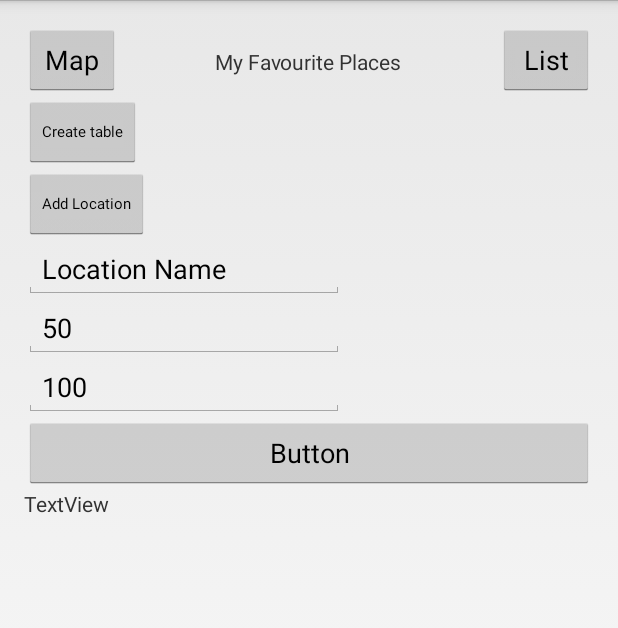
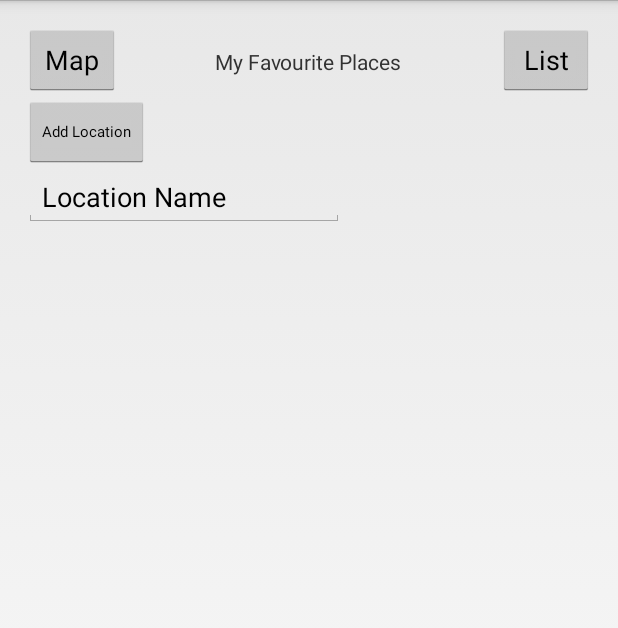
Before and after one commit to mathiasj64/4_AN_ExamApp, an Android app: the screen it shows after launch (MainActivity), after a tap on "List", on a phone screen of 412 x 824 dp. Shown: the top 628 px of the screen. Run offline under Robolectric (Android 15) with nearby library versions, the phone set to English and light mode, and no system bars; libraries missing offline, so code that uses them is left out: com.amitshekhar; 6 statements that could not run were skipped.

Commit message:
Fixed permission bug, fixed locations updates, wrote comments on mainActivity, deleted unused buttons and textfields

```diff
--- a/app/src/main/java/dk/cphbusiness/template/ListFragment.kt
+++ b/app/src/main/java/dk/cphbusiness/template/ListFragment.kt
@@ -9,10 +9,8 @@ import android.view.LayoutInflater
 import android.view.View
 import android.view.ViewGroup
 import com.amitshekhar.DebugDB
-import kotlinx.android.synthetic.main.activity_main.*
 import kotlinx.android.synthetic.main.fragment_list.*
 import org.jetbrains.anko.toast
-import dk.cphbusiness.template.MapFragment
 
 /**
  * Created by Philip on 18-05-2017.
@@ -22,30 +20,24 @@ class ListFragment : Fragment() {
 
     var locationManager: LocationManager? = null
 
+    val mainActivity = MainActivity()
+
     val map = MapFragment()
 
-    override fun onCreate(savedInstanceState: Bundle?)
-    {
+    override fun onCreate(savedInstanceState: Bundle?) {
         super.onCreate(savedInstanceState)
     }
 
     override fun onViewCreated(view: View?, savedInstanceState: Bundle?) {
 
+        locationManager = mainActivity.locationManager
+
         createTable()
-        buttonCreateTable.setOnClickListener {
-            toast("Table created")
-            createTable()
-        }
-
-        buttonAddLocation.setOnClickListener {
-            addLocation()
-        }
 
         initFragment()
     }
 
-    override fun onCreateView(inflater: LayoutInflater, container: ViewGroup?, savedInstanceState: Bundle?): View?
-    {
+    override fun onCreateView(inflater: LayoutInflater, container: ViewGroup?, savedInstanceState: Bundle?): View? {
         return inflater.inflate(R.layout.fragment_list, container, false)
     }
 
@@ -54,26 +46,23 @@ class ListFragment : Fragment() {
 
         val DBCtrl: DBController = DBController.instance
 
-
         DBCtrl.SQLcreateTable()
 
         updateList()
-        //UPDATEMAP
     }
 
+    //Henter lokation fra locationManager og navn fra textField og tilføjer til databasen
     fun addLocation() {
-        Log.d("DebugDatabase", "DebugDatabaseAddress" + DebugDB.getAddressLog())
 
         if (locationManager == null) {
-            //Måske tilføæj applicationcontext
             locationManager = App.instance.getSystemService(Context.LOCATION_SERVICE) as LocationManager
         }
 
         var locationName: String = inputLocationName.getText().toString()
 
-        var latitude: String = ""
 
-        var longitude: String = ""
+        var longitude: String
+        var latitude: String
 
 
         if (locationManager!!.getLastKnownLocation("gps") == null) {
@@ -88,67 +77,34 @@ class ListFragment : Fragment() {
 
         val DBCtrl: DBController = DBController.instance
 
-        var locationNameString: String = inputLocationName.getText().toString()
-
-        var latitudeString: String = inputLatitude.getText().toString()
-
-        var longitudeString: String = inputLongitude.getText().toString()
-
         //Kotlins koncatenation er bedre end Javas
-        toast("Name: $locationName Latitude: $latitude Longitude: $longitude")
+        toast("Added: $locationName!")
 
         DBCtrl.SQLaddLocation(locationName, latitude, longitude)
 
-
-
         updateList()
-        //UPDATEMAP
     }
 
+    //Opdaterer ListView
     fun updateList() {
         val DBCtrl: DBController = DBController.instance
-
-        Log.d("DBController", "DBController test")
-
-        Log.d("DBController", DBCtrl.getAdapterLocations().toString())
 
         listView1.adapter = LocationAdapter(DBCtrl.getAdapterLocations())
     }
 
-    /*fun updateMap(locationName: String, latitude: Double, longitude: Double) {
-
-        map.updateMap()
-    }*/
-
-    fun initFragment () {
-        if(App.permissionGranted == true) {
+    //Tjekker om der er givet tilladelse til at få location
+    fun initFragment() {
+        if (App.permissionGranted == true) {
             configureButton()
-        }
-        else {
-            buttonOnce.text = "Location permission not granted"
+        } else {
+            toast("Location permission not granted")
         }
     }
 
     //På klik køres metoden der printer lokation ud
     private fun configureButton() {
-        buttonOnce.setOnClickListener { getLocationOnce() }
+        buttonAddLocation.setOnClickListener {
+            addLocation()
+        }
     }
-
-    private fun getLocationOnce() {
-
-        if (locationManager == null) {
-            //Måske tilføæj applicationcontext
-            locationManager = App.instance.getSystemService(Context.LOCATION_SERVICE) as LocationManager
-        }
-
-        if (locationManager!!.getLastKnownLocation("gps") == null) {
-            val loc = locationManager!!.getLastKnownLocation("network")
-            textViewOnce.text = (loc.longitude.toString() + ". " + loc.latitude + loc.provider).toString()
-        } else {
-            val loc2 = locationManager!!.getLastKnownLocation("gps")
-            textViewOnce.text = (loc2.longitude.toString() + ". " + loc2.latitude + loc2.provider).toString()
-        }
-
-    }
-
 }
--- a/app/src/main/java/dk/cphbusiness/template/MainActivity.kt
+++ b/app/src/main/java/dk/cphbusiness/template/MainActivity.kt
@@ -5,27 +5,29 @@ import android.app.Activity
 import android.content.Context
 import android.content.Intent
 import android.content.pm.PackageManager
+import android.location.Location
+import android.location.LocationListener
 import android.location.LocationManager
 import android.os.Build
 import android.os.Bundle
-import android.util.Log
-import android.view.View
+import android.provider.Settings
 import android.view.Window
-import com.amitshekhar.DebugDB
 import kotlinx.android.synthetic.main.activity_main.*
-import kotlinx.android.synthetic.main.fragment_list.*
-import org.jetbrains.anko.onClick
 import org.jetbrains.anko.toast
 
 class MainActivity : Activity() {
 
-    //var locationManager: LocationManager? = null
     val db = DBController()
+    var locationManager: LocationManager? = null
+    private var locationListener: LocationListener? = null
+
+
 
     override fun onCreate(savedInstanceState: Bundle?) {
         super.onCreate(savedInstanceState)
         this.requestWindowFeature(Window.FEATURE_NO_TITLE);
         setContentView(R.layout.activity_main)
+
         db.SQLcreateTable()
 
         if (savedInstanceState == null)
@@ -33,76 +35,80 @@ class MainActivity : Activity() {
             fragmentManager.beginTransaction().replace(R.id.contentFrame, MapFragment()).commit()
         }
 
-        Log.d("permissiontest", "" + App.permissionGranted)
-        App.permissionGranted = true
-        Log.d("permissiontest", "" + App.permissionGranted)
-
+        //Sætter onClickListeners på knapperne til at skifte fragments
         goToMap.setOnClickListener { replaceWithMap() }
         goToList.setOnClickListener { replaceWithList() }
 
-        //Tjekker og requester adgang til location service
 
+        //Tjekker om man behøver at få tilladelse til lokations-tjenester (APK over 23). Hvis APK er over 23 skal man bruge tilladelse, vi tjekker derfor om der er givet tilladelse.
+        //Hvis der ikke er tilladelse beder vi brugeren om tilladelse, kun hvis brugeren giver tilladelse bruger vi lokations-tjenester.
+
+        //Tjekker om Android versionen er over eller lig med 23 (M for Marshmallow = APK 23)
+        //Hvis APK er under 23 behøver man ikke tilladelse til lokation-services
         if (Build.VERSION.SDK_INT >= Build.VERSION_CODES.M) {
-            //Hvis FINE og COARSE adgang ikke er givet bliver det requested. Hvis man får adgang bliver configureButton metoden kørt, som sætter en onClickListener på knappen.
+            //Hvis FINE og COARSE adgang ikke er givet bliver det requested. Hvis man får adgang bliver permissionGranted sat til true.
             if (checkSelfPermission(Manifest.permission.ACCESS_FINE_LOCATION) != PackageManager.PERMISSION_GRANTED && checkSelfPermission(Manifest.permission.ACCESS_COARSE_LOCATION) != PackageManager.PERMISSION_GRANTED) {
                 //Requester adgang fra brugeren
                 requestPermissions(arrayOf(Manifest.permission.ACCESS_FINE_LOCATION, Manifest.permission.ACCESS_COARSE_LOCATION, Manifest.permission.INTERNET), 10)
-                //Dette kalder onRequestPermissionResult
+                //Dette kalder onRequestPermissionResult med koden 10, hvilket vi har valgt skal representere denne kombination af tilladelser (FINE, COARSE og INTERNET).
                 return
             } else {
                 App.permissionGranted = true
-                //configureButton()
+            }
+        } else {
+            App.permissionGranted = true
+        }
+
+        locationListener = object : LocationListener {
+        //Vi angiver ikke at der skal ske noget ved locationChanged da den sidste nye lokation bliver hentet i ListFragment når den skal bruges.
+            override fun onLocationChanged(location: Location) {
+            }
+
+            override fun onStatusChanged(provider: String, status: Int, extras: Bundle) {
+            }
+
+            override fun onProviderEnabled(provider: String) {
+            }
+
+            //Hvis tilladelse til lokations-tjenester bliver slået fra bliver der kørt et intent hvor burgeren kan få lov til at slå tilladelsen til igen.
+            override fun onProviderDisabled(provider: String) {
+                toast("Provider disabled")
+                val intent = Intent(Settings.ACTION_LOCATION_SOURCE_SETTINGS)
+                startActivity(intent)
             }
         }
 
-        Log.d("denytest", "" + App.permissionGranted)
+        //Tjekker om der er en locationManager, hvis ikke bliver der lavet en.
+        if (locationManager == null) {
+            locationManager = App.instance.getSystemService(Context.LOCATION_SERVICE) as LocationManager
+        }
 
-
-
+        //Beder om lokationsopdateringer hvert sekund på locationManager. Vi prøver både gps og netværk.
+        locationManager!!.requestLocationUpdates("network", 1000, 0F, locationListener)
+        locationManager!!.requestLocationUpdates("gps", 1000, 0F, locationListener)
     }
 
+    //Får tilbagemelding fra request permissions-metoden
     override fun onRequestPermissionsResult(requestCode: Int, permissions: Array<String>, grantResults: IntArray) {
         when (requestCode) {
         //Case 10 er en kombination af permission requests.
             10 -> {
-                //Hvis der er givet adgang kører vi configureButton som giver knappen en onClickListener.
+                //Hvis der er givet adgang sætter vi permissionGranted til true, som senere bliver brugt til at tjekke om man får lov til at hente lokationer.
                 if (grantResults.size > 0 && grantResults[0] == PackageManager.PERMISSION_GRANTED)
-                    //configureButton()
                     App.permissionGranted = true
                 return
             }
         }
     }
 
-    //På klik køres metoden der printer lokation ud
-    /*private fun configureButton() {
-        buttonOnce.setOnClickListener { getLocationOnce() }
-    }*/
-
-    /*private fun getLocationOnce() {
-
-        if (locationManager == null) {
-            locationManager = applicationContext.getSystemService(Context.LOCATION_SERVICE) as LocationManager
-        }
-
-        if (locationManager!!.getLastKnownLocation("gps") == null) {
-            val loc = locationManager!!.getLastKnownLocation("network")
-            textViewOnce.text = (loc.longitude.toString() + ". " + loc.latitude + loc.provider).toString()
-        } else {
-
-            val loc2 = locationManager!!.getLastKnownLocation("gps")
-            textViewOnce.text = (loc2.longitude.toString() + ". " + loc2.latitude + loc2.provider).toString()
-        }
-
-    }*/
-
+    //Sætter listen ind på fragmentet.
     fun replaceWithList()
     {
         fragmentManager.beginTransaction().replace(R.id.contentFrame, ListFragment()).commit()
     }
 
+    //Sætter kortet ind på fragmentet.
     fun replaceWithMap() {
         fragmentManager.beginTransaction().replace(R.id.contentFrame, MapFragment()).commit()
     }
-
 }
--- a/app/src/main/java/dk/cphbusiness/template/MapFragment.kt
+++ b/app/src/main/java/dk/cphbusiness/template/MapFragment.kt
@@ -37,7 +37,6 @@ class MapFragment : Fragment(), OnMapReadyCallback {
 
 
         // mView!! betyder at mView ikke må returneres som null
-
         mMapView = mView!!.findViewById(R.id.map) as MapView
         if (mMapView != null) {
             mMapView!!.onCreate(null)
@@ -52,11 +51,15 @@ class MapFragment : Fragment(), OnMapReadyCallback {
 
         mGoogleMap = googleMap
         googleMap.setMapType(GoogleMap.MAP_TYPE_NORMAL)
+
+        //Sætter en nål ved skolen
         googleMap.addMarker(MarkerOptions().position(LatLng(55.769942, 12.511579)).title("CPH Business Academy").snippet("Min skole"))
-        val Virum = CameraPosition.builder().target(LatLng(55.794614, 12.461796)).zoom(5F).bearing(0F).tilt(0F).build()
-        googleMap.moveCamera(CameraUpdateFactory.newCameraPosition(Virum))
 
+        //Sætter kameraet til at starte ved nålen med den rigtige zoom.
+        val Skolen = CameraPosition.builder().target(LatLng(55.769942, 12.511579)).zoom(12F).bearing(0F).tilt(0F).build()
+        googleMap.moveCamera(CameraUpdateFactory.newCameraPosition(Skolen))
 
+        //Looper igennem alle lokationer i databasen og sætter en nål for hver lokation i databasen.
         var locList : MutableList<Location> = DBController.getLocationList()
 
         for(i in locList) {
--- a/app/src/main/res/layout/fragment_list.xml
+++ b/app/src/main/res/layout/fragment_list.xml
@@ -10,15 +10,6 @@
         android:layout_alignParentTop="true"
         android:layout_alignParentLeft="true"
         android:layout_alignParentStart="true">
-
-        <Button
-            android:id="@+id/buttonCreateTable"
-            android:layout_width="wrap_content"
-            android:layout_height="wrap_content"
-            android:layout_alignParentTop="true"
-            android:layout_centerHorizontal="true"
-            android:text="Create table"
-            android:textSize="10sp" />
 
         <Button
             android:id="@+id/buttonAddLocation"
@@ -40,39 +31,6 @@
             android:inputType="textPersonName"
             android:text="Location Name" />
 
-        <EditText
-            android:id="@+id/inputLatitude"
-            android:layout_width="wrap_content"
-            android:layout_height="wrap_content"
-            android:layout_below="@+id/inputLocationName"
-            android:layout_centerHorizontal="true"
-            android:ems="10"
-            android:inputType="textPersonName"
-            android:text="50" />
-
-        <EditText
-            android:id="@+id/inputLongitude"
-            android:layout_width="wrap_content"
-            android:layout_height="wrap_content"
-            android:layout_alignLeft="@+id/inputLatitude"
-            android:layout_alignStart="@+id/inputLatitude"
-            android:layout_below="@+id/inputLatitude"
-            android:ems="10"
-            android:inputType="textPersonName"
-            android:text="100" />
-
-        <Button
-            android:id="@+id/buttonOnce"
-            android:layout_width="match_parent"
-            android:layout_height="wrap_content"
-            android:text="Button" />
-
-        <TextView
-            android:id="@+id/textViewOnce"
-            android:layout_width="match_parent"
-            android:layout_height="wrap_content"
-            android:text="TextView" />
-
         <ListView
             android:id="@+id/listView1"
             android:layout_width="match_parent"
```
Also changed, not shown: app/src/main/java/dk/cphbusiness/template/DBController.kt (+7 -20 lines).
